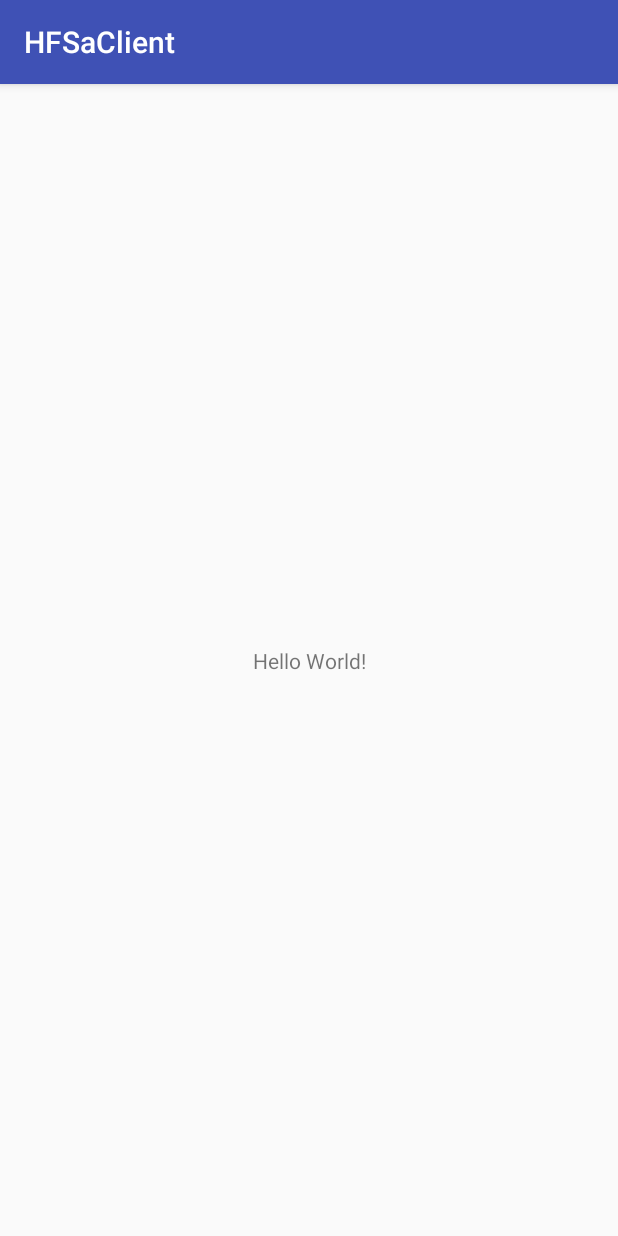
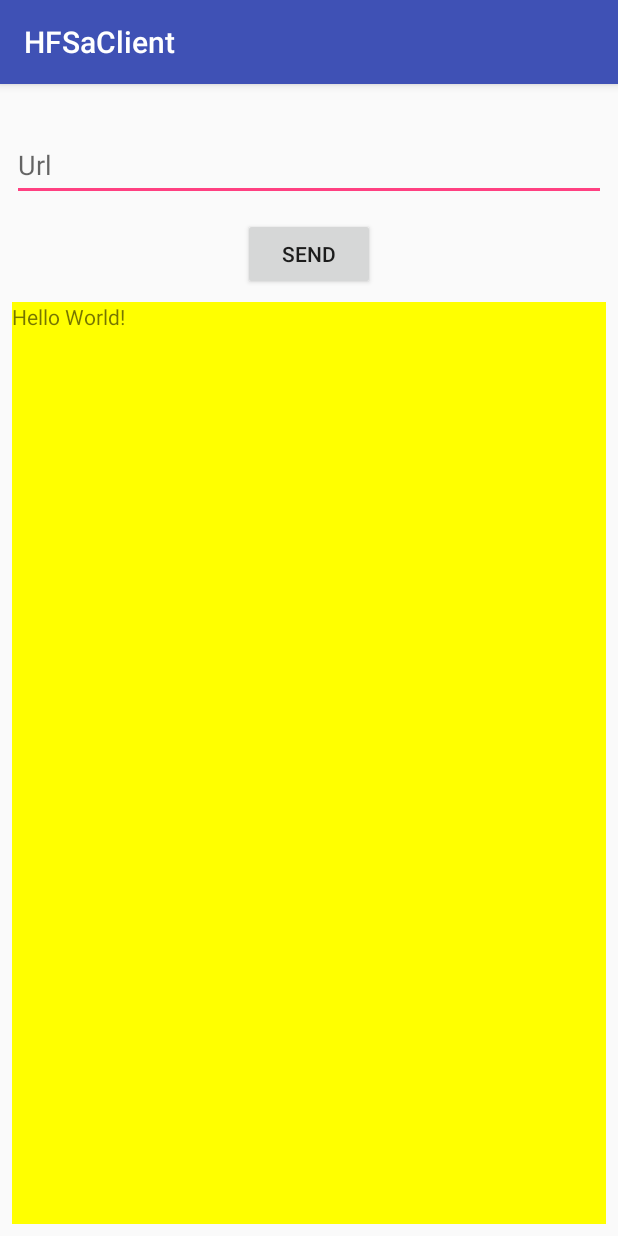
Before and after one commit to hordas/HFSaClient, an Android app: the screen it shows after launch (MainActivity), on a phone screen of 412 x 824 dp. Run offline under Robolectric (Android 15) with nearby library versions, the phone set to English and light mode, and no system bars.

Commit message:
Добавление отладочной разметки со строками для нее.

```diff
--- a/app/src/main/res/layout/activity_main.xml
+++ b/app/src/main/res/layout/activity_main.xml
@@ -4,15 +4,45 @@
     xmlns:tools="http://schemas.android.com/tools"
     android:layout_width="match_parent"
     android:layout_height="match_parent"
+    android:paddingLeft="8dp"
+    android:paddingRight="8dp"
     tools:context="com.dyomin.android.hfsaclient.MainActivity">
 
-    <TextView
+    <EditText
+        android:id="@+id/editText"
+        android:layout_height="48dp"
+        android:layout_width="match_parent"
+        android:ems="10"
+        android:inputType="textPersonName"
+        android:hint="@string/url_field_hint"
+        app:layout_constraintTop_toTopOf="parent"
+        android:layout_marginTop="30dp"
+        app:layout_constraintLeft_toLeftOf="parent"
+        app:layout_constraintRight_toRightOf="parent"
+        tools:layout_editor_absoluteX="3dp"
+        app:layout_constraintHorizontal_bias="0.503" />
+
+    <Button
+        android:id="@+id/button"
         android:layout_width="wrap_content"
         android:layout_height="wrap_content"
+        android:text="@string/send_button_name"
+        android:layout_marginTop="11dp"
+        app:layout_constraintTop_toBottomOf="@+id/editText"
+        app:layout_constraintLeft_toLeftOf="parent"
+        app:layout_constraintRight_toRightOf="parent" />
+
+    <TextView
+        android:id="@+id/response_text"
+        android:layout_width="0dp"
+        android:layout_height="0dp"
+        android:background="#ffff00"
         android:text="Hello World!"
-        app:layout_constraintBottom_toBottomOf="parent"
+        android:layout_marginTop="8dp"
+        android:layout_marginBottom="8dp"
+        app:layout_constraintTop_toBottomOf="@+id/button"
+        app:layout_constraintRight_toRightOf="parent"
         app:layout_constraintLeft_toLeftOf="parent"
-        app:layout_constraintRight_toRightOf="parent"
-        app:layout_constraintTop_toTopOf="parent" />
+        app:layout_constraintBottom_toBottomOf="parent"/>
 
 </android.support.constraint.ConstraintLayout>
--- a/app/src/main/res/values/strings.xml
+++ b/app/src/main/res/values/strings.xml
@@ -1,3 +1,5 @@
 <resources>
     <string name="app_name">HFSaClient</string>
+    <string name="url_field_hint">Url</string>
+    <string name="send_button_name">Send</string>
 </resources>
```
